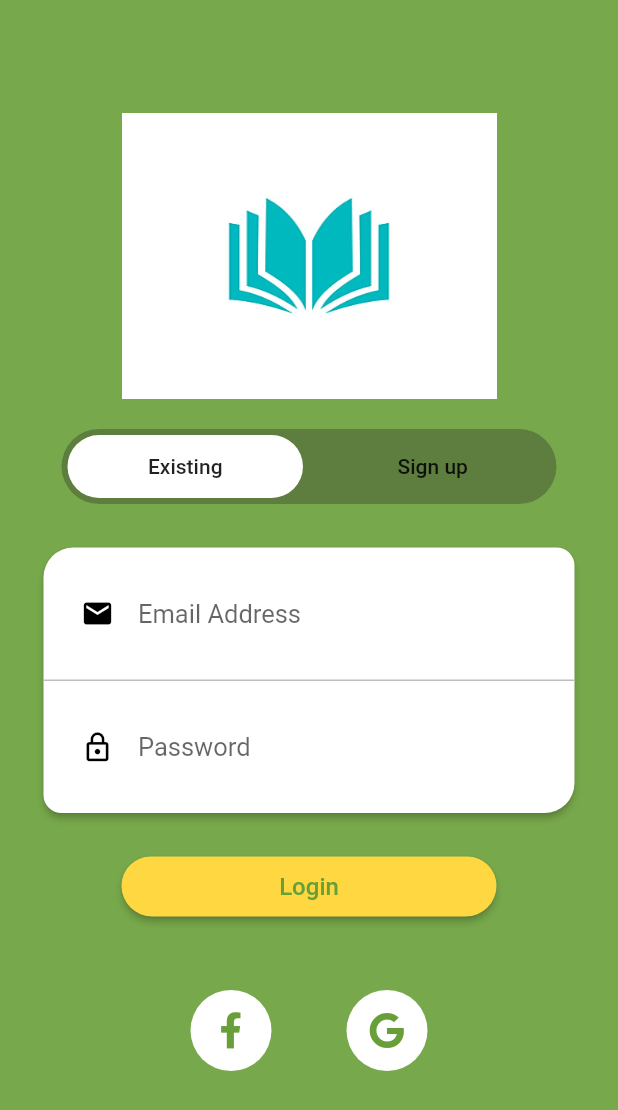
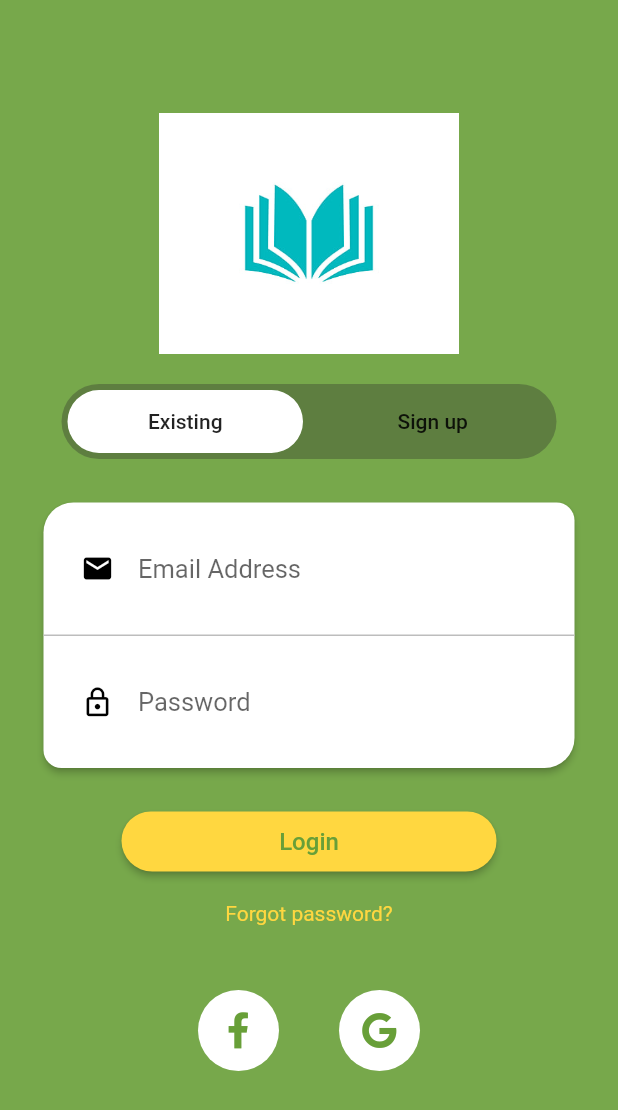
Before and after one commit to mcmalloy/bookversity, a Flutter app: the screen it shows after launch, after a tap on "Login", on a phone screen of 412 x 824 dp. Shown: the top 1110 px of the screen. Run offline on Flutter 3.47's test engine with Material 2 defaults, Android fonts, the phone set to English and light mode, and no system bars; our stand-ins replace cloud_firestore, firebase_auth, firebase_core, flare_flutter, font_awesome_flutter, google_sign_in and 1 more; missing offline and left inert: flare_splash_screen, flutter_facebook_login; accounts and stored records are empty; network calls fail; Roboto replaces fonts that are missing (WorkSansSemiBold).

Commit message:
Improved facebook profile picture loading (still not perfect), added loginType enum

```diff
--- /dev/null
+++ b/lib/Constants/loginType.dart
@@ -0,0 +1,6 @@
+
+enum LoginType{
+  emailSignIn,
+  facebookSignIn,
+  googleSignIn
+}
--- a/lib/Services/auth.dart
+++ b/lib/Services/auth.dart
@@ -1,15 +1,19 @@
 import 'dart:math';
 
+import 'package:bookversity/Constants/loginType.dart';
 import 'package:bookversity/Services/state_storage.dart';
+import 'package:cloud_firestore/cloud_firestore.dart';
 import 'package:firebase_auth/firebase_auth.dart';
 import 'package:flutter/cupertino.dart';
 import 'package:flutter_facebook_login/flutter_facebook_login.dart';
+import 'package:google_sign_in/google_sign_in.dart';
 
 class AuthService {
 
   final FirebaseAuth _auth = FirebaseAuth.instance;
   final FacebookLogin facebookSignIn = FacebookLogin();
   final StateStorageService _storageService = StateStorageService();
+  static LoginType _loginType;
   static String facebookUID;
   // Sign in anonymously
   Future<FirebaseUser> anonSignIn() async {
@@ -24,23 +28,37 @@ class AuthService {
       return null;
     }
   }
-
-  // Sign in with email and password
-  Future<FirebaseUser> emailSignIn(String email, String password) async {
-    AuthResult result = await _auth.signInWithEmailAndPassword(email: email, password: password);
-    FirebaseUser user = result.user;
-    return user;
-  }
-
   Future<int> createEmailUser(String email,String password) async {
     AuthResult result = await _auth.createUserWithEmailAndPassword(email: email, password: password);
     FirebaseUser user = result.user;
     user.sendEmailVerification();
   }
+  // Sign in with email and password
+  Future<FirebaseUser> emailSignIn(String email, String password) async {
+    AuthResult result = await _auth.signInWithEmailAndPassword(email: email, password: password);
+    FirebaseUser user = result.user;
+    if(user != null){
+      _loginType = LoginType.facebookSignIn;
+      return user;
+    }
+    return null;
+  }
+  Future<int> forgotPassword(String email) async {
+    try{
+      await _auth.sendPasswordResetEmail(email: email);
+      return 200;
+    } catch(e){
+      return 400;
+    }
+
+  }
+
+
 
   Future<FacebookLoginStatus> facebookLogin() async {
     final FacebookLoginResult result = await facebookSignIn.logIn(['email']);
       if(result.status == FacebookLoginStatus.loggedIn){
+        _loginType = LoginType.facebookSignIn;
         final FacebookAccessToken accessToken = result.accessToken;
         _storageService.saveFacebookUID(accessToken.userId);
         facebookUID = accessToken.userId;
@@ -81,6 +99,23 @@ class AuthService {
     return "http://graph.facebook.com/$facebookUID/picture?type=square";
   }
 
+  final GoogleSignIn _googleSignIn = GoogleSignIn();
+  final Firestore _db = Firestore.instance;
+  Future<bool> googleLogin() async {
+    print("Trying to log in");
+    GoogleSignInAccount user = await _googleSignIn.signIn();
+    if(user != null){
+      _loginType = LoginType.googleSignIn;
+      return true;
+    }
+    else{
+      return false;
+    }
+  }
+
+  LoginType getSignInType(){
+    return _loginType;
+  }
 
 
 }
--- a/lib/landing_page.dart
+++ b/lib/landing_page.dart
@@ -1,7 +1,11 @@
+import 'dart:math';
+
 import 'package:bookversity/Constants/button_switch_color_animation.dart';
-import 'package:bookversity/Constants/shapes.dart';
+import 'package:bookversity/Constants/loginType.dart';
+import 'file:///C:/Users/markm/AndroidStudioProjects/bookversity/lib/Widgets/shapes.dart';
 import 'package:bookversity/Services/auth.dart';
 import 'package:bookversity/Services/state_storage.dart';
+import 'package:bookversity/Widgets/dialogs.dart';
 import 'package:bookversity/tab_pages.dart';
 import 'package:firebase_auth/firebase_auth.dart';
 import 'package:firebase_core/firebase_core.dart';
@@ -31,6 +35,7 @@ class _LoginPageState extends State<LoginPage> {
   Color signUpButtonColor;
 
   CustomShapes _shapes = new CustomShapes();
+  CustomDialogs _dialogs = new CustomDialogs();
   @override
   void initState() {
     super.initState();
@@ -101,6 +106,7 @@ class _LoginPageState extends State<LoginPage> {
 
   @override
   Widget build(BuildContext context) {
+    LoginType loginType;
     return Scaffold(
       backgroundColor: CustomColors.materialLightGreen,
       body: SingleChildScrollView(
@@ -112,13 +118,16 @@ class _LoginPageState extends State<LoginPage> {
           child: Column(
             mainAxisSize: MainAxisSize.max,
             children: <Widget>[
-              Padding(
+              Expanded(
+                flex: 2,
+                child: Padding(
                   padding: EdgeInsets.only(top: 75.0),
                   child: new Image(
-                  width: 250,
-                  height: 191,
+                    width: 200,
+                    height: 150,
                     fit: BoxFit.fill,
                     image: new AssetImage('assets/booklogo.jpg'),
+                  ),
                 ),
               ),
               Padding(
@@ -126,7 +135,7 @@ class _LoginPageState extends State<LoginPage> {
                 child: loginSelector(),
               ),
               Expanded(
-                flex: 2,
+                flex: 3,
                 child: PageView(
                   controller: _pageController,
                   children: [_signInPage(), _signUpPage()],
@@ -151,12 +160,9 @@ class _LoginPageState extends State<LoginPage> {
                     mainAxisAlignment: MainAxisAlignment.center,
                     children: [
                       facebookIconButton(),
-                    SizedBox(height: 1,width: 50,),
                       googleIconButton()
                     ],
-                )
-              ),
-
+                  )),
             ],
           ),
         ),
@@ -164,8 +170,25 @@ class _LoginPageState extends State<LoginPage> {
     );
   }
 
-  Widget facebookIconButton(){
+  Widget forgotPasswordText(){
+    return Padding(
+      padding: EdgeInsets.only(top: 20),
+      child: InkWell(
+        child: Text(
+          "Forgot password?",
+          style: TextStyle(fontSize: 14,color: CustomColors.materialYellow),),
+        onTap: (){
+          //_authService.forgotPassword();
+          _dialogs.resetPasswordDialog(context);
+        },
+      )
+    );
+  }
+
+  Widget facebookIconButton() {
     return GestureDetector(
+      child: Padding(
+        padding: EdgeInsets.only(right: 20),
         child: Container(
       padding: const EdgeInsets.all(15.0),
       decoration: new BoxDecoration(
@@ -177,15 +200,13 @@ class _LoginPageState extends State<LoginPage> {
         color: CustomColors.materialDarkGreen,
       ),
     ),
+      ),
       onTap: () async {
-        FacebookLoginStatus result =
-        await _authService.facebookLogin();
+        FacebookLoginStatus result = await _authService.facebookLogin();
         if (result == FacebookLoginStatus.loggedIn) {
           // TODO: LOG USER IN
           Navigator.push(
-              context,
-              MaterialPageRoute(
-                  builder: (context) => TabPages()));
+              context, MaterialPageRoute(builder: (context) => TabPages()));
         } else if (result == FacebookLoginStatus.error) {
           // TODO: Display facebook login error
         }
@@ -193,8 +214,10 @@ class _LoginPageState extends State<LoginPage> {
     );
   }
 
-  Widget googleIconButton(){
+  Widget googleIconButton() {
     return GestureDetector(
+      child: Padding(
+        padding: EdgeInsets.only(left: 20),
         child: Container(
           padding: const EdgeInsets.all(15.0),
           decoration: new BoxDecoration(
@@ -206,17 +229,13 @@ class _LoginPageState extends State<LoginPage> {
             color: CustomColors.materialDarkGreen,
           ),
         ),
+      ),
       onTap: () async {
-        FacebookLoginStatus result =
-        await _authService.facebookLogin();
-        if (result == FacebookLoginStatus.loggedIn) {
+        bool loginStatus = await _authService.googleLogin();
+        if (loginStatus) {
           // TODO: LOG USER IN
           Navigator.push(
-              context,
-              MaterialPageRoute(
-                  builder: (context) => TabPages()));
-        } else if (result == FacebookLoginStatus.error) {
-          // TODO: Display facebook login error
+              context, MaterialPageRoute(builder: (context) => TabPages()));
         }
       },
     );
@@ -239,6 +258,7 @@ class _LoginPageState extends State<LoginPage> {
           SizedBox(
             height: 25,
           ),
+
           Container(
             height: 40,
             width: 250,
@@ -248,17 +268,16 @@ class _LoginPageState extends State<LoginPage> {
               splashColor: Colors.transparent,
               highlightColor: Colors.transparent,
               onPressed: () async {
-                //TODO: LOGIN HERE
-                print("Attempting login with "+_emailTextController.text+" : "+_passwordController.text);
-                FirebaseUser user = await _authService.emailSignIn(_emailTextController.text, _passwordController.text);
-                if(user!=null){
-                  Navigator.push(
-                      context,
-                      MaterialPageRoute(
-                          builder: (context) =>
-                              TabPages()));
-                }
-                else{
+                print("Attempting login with " +
+                    _emailTextController.text +
+                    " : " +
+                    _passwordController.text);
+                FirebaseUser user = await _authService.emailSignIn(
+                    _emailTextController.text, _passwordController.text);
+                if (user != null) {
+                  Navigator.push(context,
+                      MaterialPageRoute(builder: (context) => TabPages()));
+                } else {
                   //TODO: Catch incorrect login
                 }
                 //FirebaseUser anonUser = await _authService.anonSignIn();
@@ -270,7 +289,8 @@ class _LoginPageState extends State<LoginPage> {
                       fontSize: 16,
                       fontFamily: "WorkSansSemiBold")),
             ),
-          )
+          ),
+          forgotPasswordText()
         ],
       ),
     );
--- a/lib/main.dart
+++ b/lib/main.dart
@@ -1,9 +1,7 @@
 import 'package:bookversity/Constants/custom_colors.dart';
 import 'package:bookversity/landing_page.dart';
-import 'package:firebase_auth/firebase_auth.dart';
 import 'package:flutter/material.dart';
 import 'package:flare_splash_screen/flare_splash_screen.dart';
-import 'package:firebase_core/firebase_core.dart';
 Future<void> main() async {
   WidgetsFlutterBinding.ensureInitialized();
   runApp(MyApp());
--- a/pubspec.yaml
+++ b/pubspec.yaml
@@ -36,6 +36,7 @@ dependencies:
   cloud_firestore: ^0.13.0+1
   firebase_core: ^0.4.2+1
   flutter_facebook_login: ^3.0.0
+  google_sign_in: ^4.5.3
   font_awesome_flutter: ^8.8.1
   shared_preferences: ^0.5.4+8
   cached_network_image: ^2.3.1
```
Also changed, not shown: lib/TabPages/profile_page.dart (+71 -46 lines), lib/Widgets/dialogs.dart (added, +70 -0 lines), lib/Widgets/profile_clipper.dart (renamed from lib/Constants/profile_clipper.dart), lib/Widgets/shapes.dart (renamed from lib/Constants/shapes.dart), pubspec.lock. Lines whose indentation alone changed are shown as unchanged.
